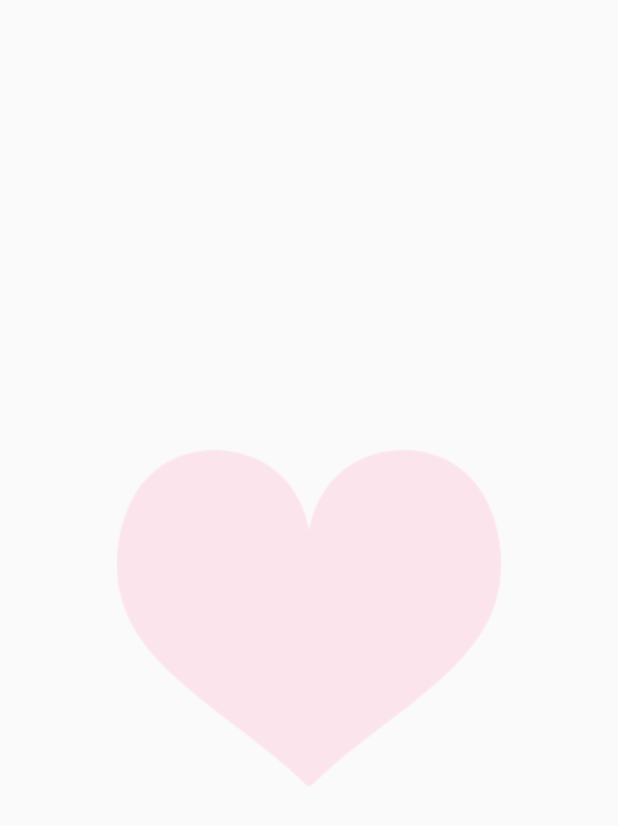
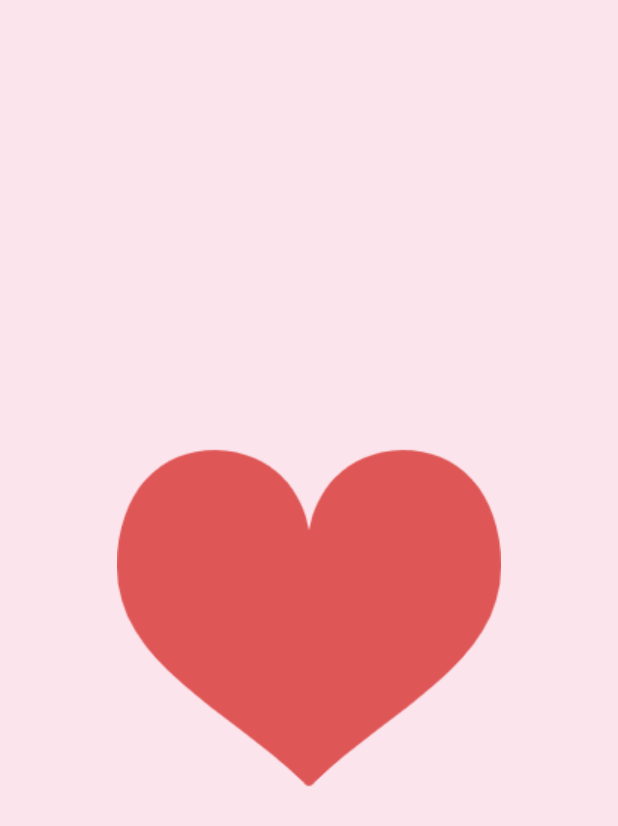
Before and after one commit to ogawa5773/yes-no-makura, a Flutter app: the LoveScreen screen opened directly, on a phone screen of 412 x 824 dp. Shown: the top 826 px of the screen. Run offline on Flutter 3.47's test engine with Material 2 defaults, Android fonts, the phone set to English and light mode, and no system bars; our stand-ins replace cloud_firestore, device_info, firebase_core; missing offline and left inert: spring; accounts and stored records are empty.

Commit message:
デザインを整えた

```diff
--- a/lib/screens/love_screen.dart
+++ b/lib/screens/love_screen.dart
@@ -5,11 +5,13 @@ class LoveScreen extends StatelessWidget {
   @override
   Widget build(BuildContext context) {
     return Scaffold(
+      backgroundColor: Colors.pink[50],
       body: Center(
         child: Spring.blink(
+          animDuration: Duration(seconds: 2),
           child: Image.asset(
             'assets/heart.png',
-            color: Colors.pink[50],
+            color: Colors.pink[150],
           ),
         ),
       ),
--- a/pubspec.yaml
+++ b/pubspec.yaml
@@ -30,3 +30,4 @@ flutter:
   uses-material-design: true
   assets:
     - assets/heart.png
+    - assets/rain.png
```
Also changed, not shown: lib/screens/rain_screen.dart (+16 -7 lines), lib/screens/yes_no_screen.dart (+17 -1 lines), assets/rain.png (added), 1 other file.
